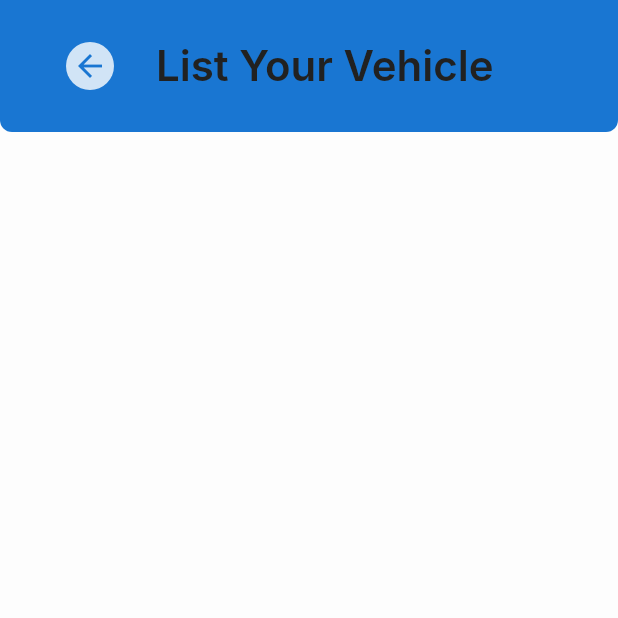
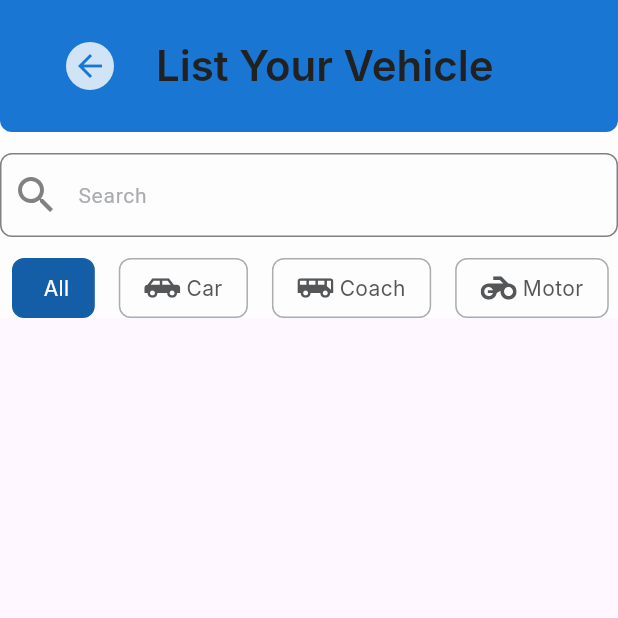
Before and after one commit to khuong1201/Mobile-Vehicle-Rental-App, a Flutter app: the LessorHomeScreen screen opened directly, on a phone screen of 412 x 824 dp, the top half of it. Run offline on Flutter 3.47's test engine with Material 3 defaults, Android fonts, the phone set to English and light mode, and no system bars; our stand-ins replace flutter_secure_storage, flutter_svg, google_sign_in, pin_code_fields, shared_preferences, smooth_page_indicator; accounts and stored records are empty; Roboto replaces fonts that are missing (Inter).

Commit message:
edit lessor_home_screen.dart

```diff
--- a/frontend/lib/main.dart
+++ b/frontend/lib/main.dart
@@ -1,6 +1,7 @@
 import 'package:flutter/material.dart';
 import 'package:frontend/viewmodels/google_auth_viewmodel.dart';
 import 'package:frontend/views/home/home_screen.dart';
+import 'package:frontend/views/hosting/start_screen.dart';
 import 'package:frontend/views/login/sign_in_screen.dart';
 import 'package:provider/provider.dart';
 import '/viewmodels/auth_viewmodel.dart';
@@ -26,12 +27,13 @@ class MyApp extends StatelessWidget {
         title: 'Vehicle Rental App',
         debugShowCheckedModeBanner: false,
         initialRoute: '/splash',
-        routes: {
-          '/splash': (context) => const SplashScreen(),
-          '/welcome': (context) => const WelcomeScreen(),
-          '/home': (context) => const HomeScreen(),
-          '/login': (context) => const SignInScreen(),
-        },
+        home: const StartScreen(),
+        // routes: {
+        //   '/splash': (context) => const SplashScreen(),
+        //   '/welcome': (context) => const WelcomeScreen(),
+        //   '/home': (context) => const HomeScreen(),
+        //   '/login': (context) => const SignInScreen(),
+        // },
       ),
     );
   }
--- a/frontend/lib/views/hosting/lessor_home_screen.dart
+++ b/frontend/lib/views/hosting/lessor_home_screen.dart
@@ -1,5 +1,8 @@
 import 'package:flutter/material.dart';
+import 'package:flutter_svg/svg.dart';
+import 'package:frontend/views/hosting/list_vehicle_screen.dart';
 import 'package:frontend/views/widgets/custom_appbar.dart';
+import 'package:frontend/views/widgets/custom_text_form_field.dart';
 
 class LessorHomeScreen extends StatefulWidget {
   const LessorHomeScreen({super.key});
@@ -8,31 +11,48 @@ class LessorHomeScreen extends StatefulWidget {
 }
 
 class _LessorHomeScreen extends State<LessorHomeScreen> {
+  final TextEditingController _searchController = TextEditingController();
+
   int _selectedIndex = 0;
+
   late List<Widget> _screens;
-  final List<Map<String, String>> _navItems = [
-    {'icon': 'assets/images/homePage/home.svg', 'label': 'all'},
-    {'icon': 'assets/images/homePage/history.svg', 'label': 'History'},
-    {'icon': 'assets/images/homePage/favorite.svg', 'label': 'Favorite'},
-    {'icon': 'assets/images/homePage/profile.svg', 'label': 'Profile'},
+
+  final List<Map<String, String?>> navItems = [
+    {'icon': null, 'label': 'All'},
+    {'icon': 'assets/images/hosting/Lessor home/car.svg', 'label': 'Car'},
+    {'icon': 'assets/images/hosting/Lessor home/coach.svg', 'label': 'Coach'},
+    {'icon': 'assets/images/hosting/Lessor home/motor.svg', 'label': 'Motor'},
+    {'icon': 'assets/images/hosting/Lessor home/bike.svg', 'label': 'Bike'},
   ];
+
+  @override
+  void initState() {
+    super.initState();
+    _screens = [
+      ListVehicleScreen(),
+      ListVehicleScreen(),
+      ListVehicleScreen(),
+      ListVehicleScreen(),
+      ListVehicleScreen(),
+    ];
+  }
 
   @override
   Widget build(BuildContext context) {
     return Scaffold(
+      resizeToAvoidBottomInset: true,
       body: Container(
         height: double.infinity,
         width: double.infinity,
         color: Color(0xffFDFDFD),
-        child: SingleChildScrollView(
         child: Column(
           children: [
             Container(
-                decoration:BoxDecoration(
+              decoration: BoxDecoration(
                 color: Color(0xFF1976D2),
                 borderRadius: BorderRadius.only(
-                    bottomLeft:Radius.circular(8),
-                    bottomRight:Radius.circular(8)
+                  bottomLeft: Radius.circular(8),
+                  bottomRight: Radius.circular(8),
                 ),
               ),
               child: Container(
@@ -41,13 +61,101 @@ class _LessorHomeScreen extends State<LessorHomeScreen> {
               ),
             ),
 
-
-              // Toggle vehicle type
+            const SizedBox(height: 14),
             Container(
-
+              width: double.infinity,
+              child: Column(
+                children: [
+                  Row(
+                    mainAxisSize: MainAxisSize.min,
+                    children: [
+                      Expanded(
+                      child: CustomTextField(
+                        controller: _searchController,
+                        hintText: 'Search',
+                        prefixIcon: Padding(
+                          padding: const EdgeInsets.all(12.0),
+                          child: SvgPicture.asset(
+                            'assets/images/homePage/home/search.svg',
+                          ),
+                        ),
+                      ),
+                    ),
+                      //dropmenu
+                    ],
+                  ),
+                  const SizedBox(height: 14),
+                  Container(
+                    height: 40,
+                    child: ListView.builder(
+                      scrollDirection: Axis.horizontal,
+                      itemCount: navItems.length,
+                      itemBuilder: (context, index) {
+                        final selected = _selectedIndex == index;
+                        return InkWell(
+                          onTap: () => setState(() => _selectedIndex = index),
+                          child: Container(
+                            padding: EdgeInsets.symmetric(horizontal: 16, vertical: 4),
+                            margin: EdgeInsets.symmetric(horizontal: 8),
+                            decoration: BoxDecoration(
+                              color: selected ? Color(0xff145EA8) : Colors.transparent,
+                              borderRadius: BorderRadius.circular(8),
+                              border: Border.all(
+                                width: 1,
+                                color:
+                                  selected
+                                    ? Color(0xff145EA8)
+                                    : Color(0xffAAACAF),
+                              ),
+                            ),
+                            child: Row(
+                              mainAxisSize: MainAxisSize.min,
+                              children: [
+                                if (index != 0 && navItems[index]['icon'] != null)
+                                  Container(
+                                    width: 24,
+                                    height: 24,
+                                    child: SvgPicture.asset(
+                                      navItems[index]['icon']!,
+                                      colorFilter: ColorFilter.mode(
+                                        selected
+                                            ? const Color(0xffFFFFFF)
+                                            : const Color(0xff555658),
+                                        BlendMode.srcIn,
+                                      ),
+                                    ),
+                                  ),
+                                const SizedBox(width: 4),
+                                Text(
+                                  navItems[index]['label']!,
+                                  style: TextStyle(
+                                    color:
+                                        selected
+                                            ? const Color(0xffFFFFFF)
+                                            : const Color(0xff555658),
+                                    fontSize: 14,
+                                    fontFamily: 'Inter',
+                                    fontWeight: FontWeight.w400,
+                                    height: 1.29,
+                                  ),
                                 ),
                               ],
                             ),
+                          ),
+                        );
+                      },
+                    ),
+                  ),
+                ],
+              ),
+            ),
+            Expanded(
+              child: IndexedStack(
+                index: _selectedIndex,
+                children: _screens,
+              ),
+            ),
+          ],
         ),
       ),
     );
--- /dev/null
+++ b/frontend/lib/views/hosting/list_vehicle_screen.dart
@@ -0,0 +1,14 @@
+import 'package:flutter/material.dart';
+
+class ListVehicleScreen extends StatefulWidget{
+  const ListVehicleScreen ({super.key});
+  @override
+  State<ListVehicleScreen> createState() => _ListVehicleScreen();
+}
+class _ListVehicleScreen extends State<ListVehicleScreen>{
+
+  @override
+  Widget build(BuildContext context) {
+    return Scaffold();
+  }
+}
```
Also changed, not shown: frontend/assets/images/hosting/startHosting1.png (deleted), frontend/assets/images/hosting/startHosting2.png (deleted). Lines whose indentation alone changed are shown as unchanged.
